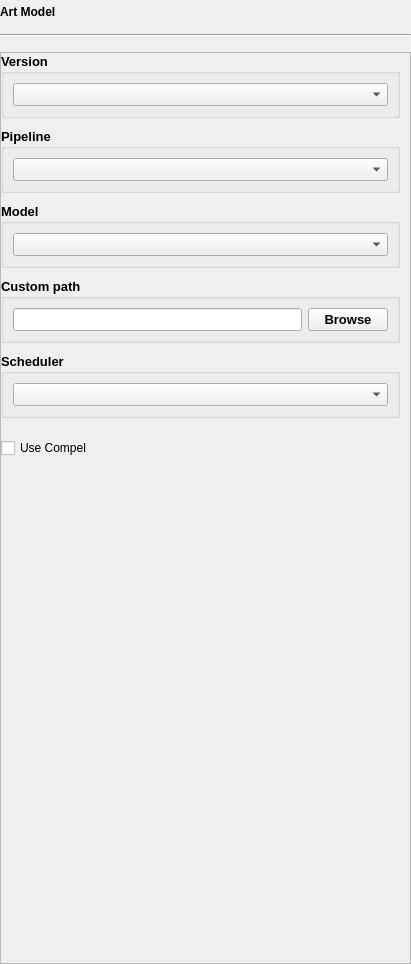
Before: the Qt Designer form src/airunner/components/art/gui/widgets/stablediffusion/templates/stable_diffusion_settings.ui in Capsize-Games/airunner, drawn with Qt 5.
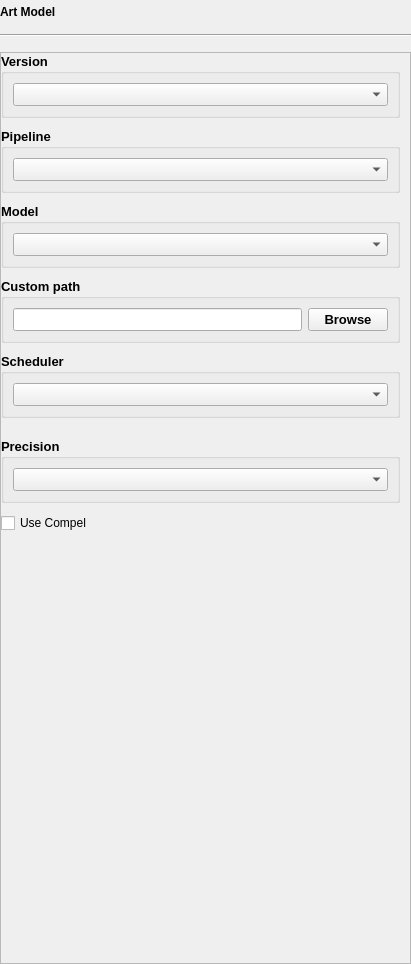
After: the same form once the commit is applied. Custom widgets are drawn as their Qt base class.

What changed in the file:
```diff
--- a/src/airunner/components/art/gui/widgets/stablediffusion/templates/stable_diffusion_settings.ui
+++ b/src/airunner/components/art/gui/widgets/stablediffusion/templates/stable_diffusion_settings.ui
@@ -474,7 +474,42 @@
          </layout>
         </widget>
        </item>
-       <item row="6" column="0">
+       <item row="6" column="0" colspan="2">
+        <widget class="QGroupBox" name="groupBox_precision">
+         <property name="font">
+          <font>
+           <pointsize>10</pointsize>
+           <bold>true</bold>
+          </font>
+         </property>
+         <property name="title">
+          <string>Precision</string>
+         </property>
+         <property name="toolTip">
+          <string>Model precision/quantization. Lower precision uses less VRAM but may reduce quality.</string>
+         </property>
+         <layout class="QGridLayout" name="gridLayout_precision">
+          <item row="0" column="0">
+           <widget class="QComboBox" name="precision">
+            <property name="sizePolicy">
+             <sizepolicy hsizetype="Preferred" vsizetype="Preferred">
+              <horstretch>0</horstretch>
+              <verstretch>0</verstretch>
+             </sizepolicy>
+            </property>
+            <property name="toolTip">
+             <string>4-bit: Lowest VRAM (~4GB), uses NF4 quantization
+8-bit: Low VRAM (~8GB), good quality
+BF16: Recommended balance of quality and VRAM
+FP16: Lower VRAM than BF16, wide compatibility
+FP32: Highest precision, most VRAM</string>
+            </property>
+           </widget>
+          </item>
+         </layout>
+        </widget>
+       </item>
+       <item row="7" column="0">
         <widget class="QCheckBox" name="use_compel">
          <property name="sizePolicy">
           <sizepolicy hsizetype="Preferred" vsizetype="Preferred">
```
Left out of the diff: 1 changed line with no effect on the pictures.
